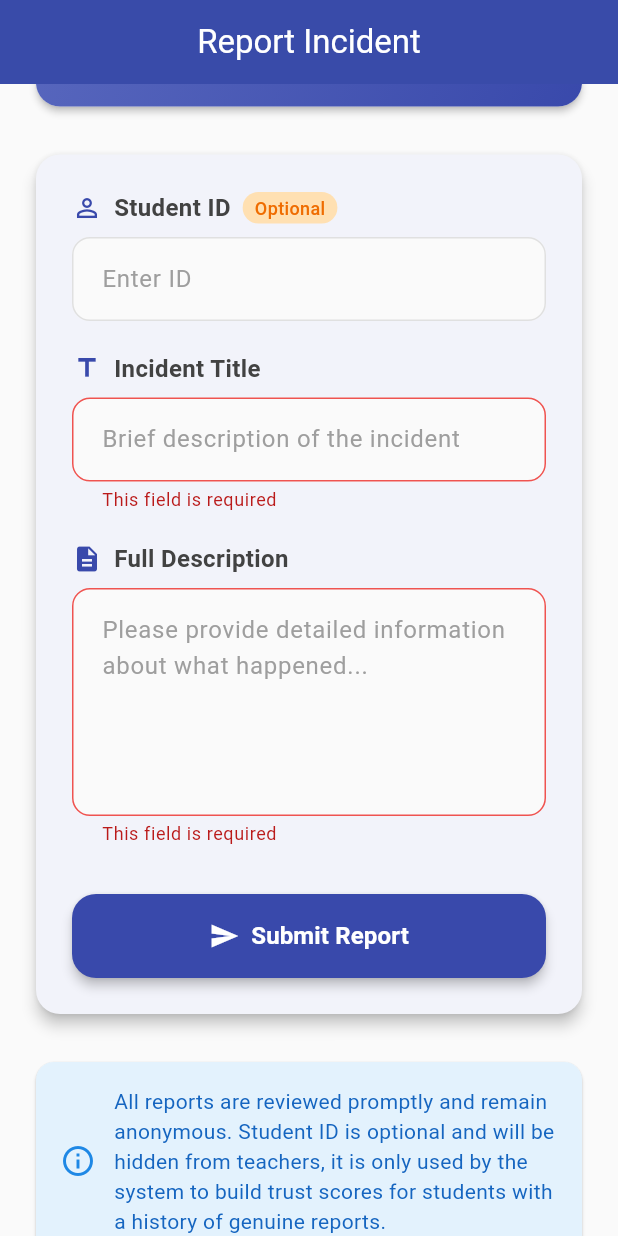
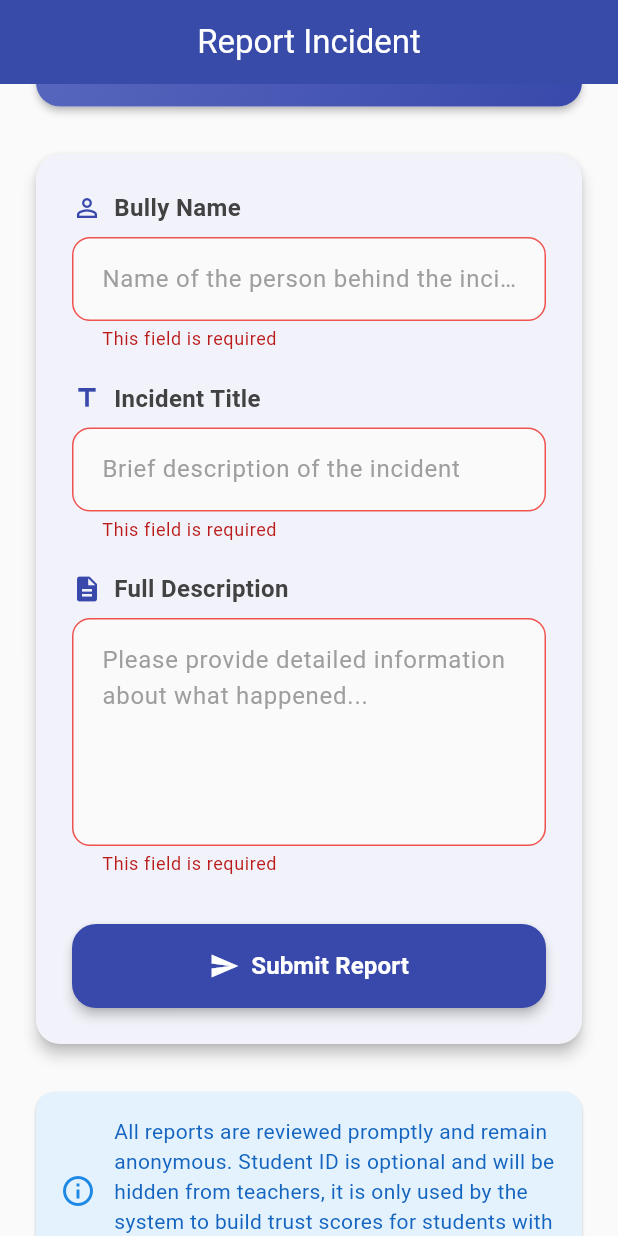
Before and after one commit to alevander23/anti-bullying-app, a Flutter app: the screen it shows after launch, scrolled down 181 dp, after a tap on "Submit Report", on a phone screen of 412 x 824 dp. Run offline on Flutter 3.47's test engine with Material 3 defaults, Android fonts, the phone set to English and light mode, and no system bars; our stand-ins replace cloud_functions, equatable, firebase_auth, firebase_core, flutter_bloc, get_it; accounts and stored records are empty.

Commit message:
Changed StudentID to BullyName

```diff
--- a/anti_bullying/lib/main.dart
+++ b/anti_bullying/lib/main.dart
@@ -51,6 +51,8 @@ void setupDependencies() {
 }
 
 class MyApp extends StatelessWidget {
+  const MyApp({super.key});
+
   @override
   Widget build(BuildContext context) {
     return MaterialApp(
--- a/anti_bullying/lib/presentation/pages/create_ticket_page.dart
+++ b/anti_bullying/lib/presentation/pages/create_ticket_page.dart
@@ -28,19 +28,21 @@ class CreateTicketPage extends StatelessWidget {
 }
 
 class CreateTicketForm extends StatefulWidget {
+  const CreateTicketForm({super.key});
+
   @override
   _CreateTicketFormState createState() => _CreateTicketFormState();
 }
 
 class _CreateTicketFormState extends State<CreateTicketForm> {
   final _formKey = GlobalKey<FormState>();
-  final _studentIDController = TextEditingController();
+  final _bullyName = TextEditingController();
   final _titleController = TextEditingController();
   final _descriptionController = TextEditingController();
 
   @override
   void dispose() {
-    _studentIDController.dispose();
+    _bullyName.dispose();
     _titleController.dispose();
     _descriptionController.dispose();
     super.dispose();
@@ -145,11 +147,11 @@ class _CreateTicketFormState extends State<CreateTicketForm> {
                       children: [
                         // Student ID Field
                         _buildTextField(
-                          controller: _studentIDController,
-                          label: 'Student ID',
-                          hint: 'Enter ID',
+                          controller: _bullyName,
+                          label: 'Bully Name',
+                          hint: 'Name of the person behind the incident',
                           icon: Icons.person_outline,
-                          isRequired: false,
+                          isRequired: true,
                         ),
 
                         SizedBox(height: 20),
@@ -180,7 +182,7 @@ class _CreateTicketFormState extends State<CreateTicketForm> {
                         // Submit Button
                         BlocBuilder<TicketFormBloc, TicketFormState>(
                           builder: (context, state) {
-                            return Container(
+                            return SizedBox(
                               height: 56,
                               child: ElevatedButton(
                                 onPressed: state is TicketFormSubmitting ? null : _submitForm,
@@ -346,9 +348,9 @@ class _CreateTicketFormState extends State<CreateTicketForm> {
     if (_formKey.currentState!.validate()) {
       context.read<TicketFormBloc>().add(
         TicketFormSubmitted(
-          studentID: _studentIDController.text.trim().isEmpty
+          studentID: _bullyName.text.trim().isEmpty
               ? null
-              : _studentIDController.text.trim(),
+              : _bullyName.text.trim(),
           title: _titleController.text.trim(),
           description: _descriptionController.text.trim(),
         ),
@@ -357,7 +359,7 @@ class _CreateTicketFormState extends State<CreateTicketForm> {
   }
 
   void _clearForm() {
-    _studentIDController.clear();
+    _bullyName.clear();
     _titleController.clear();
     _descriptionController.clear();
   }
--- a/staff_webapp/lib/data/data_sources/user_remote_data_source.dart
+++ b/staff_webapp/lib/data/data_sources/user_remote_data_source.dart
@@ -1,4 +1,3 @@
-import 'dart:math';
 import 'package:firebase_auth/firebase_auth.dart';
 import 'package:staff_webapp/domain/entities/user_entity.dart' as pkuser;
 
--- a/staff_webapp/lib/presentation/bloc/create_user_cubit.dart
+++ b/staff_webapp/lib/presentation/bloc/create_user_cubit.dart
@@ -1,5 +1,4 @@
 import 'package:flutter_bloc/flutter_bloc.dart';
-import 'package:staff_webapp/domain/entities/user_entity.dart';
 import 'package:staff_webapp/domain/use_cases/create_user_use_case.dart';
 import 'create_user_state.dart';
 
--- a/staff_webapp/lib/presentation/bloc/login_cubit.dart
+++ b/staff_webapp/lib/presentation/bloc/login_cubit.dart
@@ -1,4 +1,3 @@
-import 'package:staff_webapp/domain/entities/user_entity.dart';
 import 'package:flutter_bloc/flutter_bloc.dart';
 import 'package:staff_webapp/domain/use_cases/login_use_case.dart';
 import 'package:staff_webapp/presentation/bloc/login_state.dart';
--- a/staff_webapp/lib/presentation/pages/create_user_page.dart
+++ b/staff_webapp/lib/presentation/pages/create_user_page.dart
@@ -9,6 +9,8 @@ import 'package:staff_webapp/presentation/pages/login_page.dart';
 class CreateUserPage extends StatelessWidget {
   final TextEditingController emailController = TextEditingController();
   final TextEditingController passwordController = TextEditingController();
+
+  CreateUserPage({super.key});
 
   @override
   Widget build(BuildContext context) {
--- a/staff_webapp/lib/presentation/pages/login_page.dart
+++ b/staff_webapp/lib/presentation/pages/login_page.dart
@@ -12,6 +12,8 @@ class LoginPage extends StatelessWidget {
   final LoginCubit _loginCubit = LoginCubit(getIt<LoginUseCase>());
   final TextEditingController emailController = TextEditingController();
   final TextEditingController passwordController = TextEditingController();
+
+  LoginPage({super.key});
 
   @override
   Widget build(BuildContext context) {
--- a/staff_webapp/lib/presentation/pages/resolve_ticket_page.dart
+++ b/staff_webapp/lib/presentation/pages/resolve_ticket_page.dart
@@ -226,7 +226,7 @@ class _ResolveTicketPageState extends State<ResolveTicketPage> {
 
                               // Resolution dropdown
                               DropdownButtonFormField<String>(
-                                value: _selectedResolution,
+                                initialValue: _selectedResolution,
                                 items: const [
                                   DropdownMenuItem(value: 'genuine', child: Text('Genuine')),
                                   DropdownMenuItem(value: 'malicious', child: Text('Malicious')),
```
